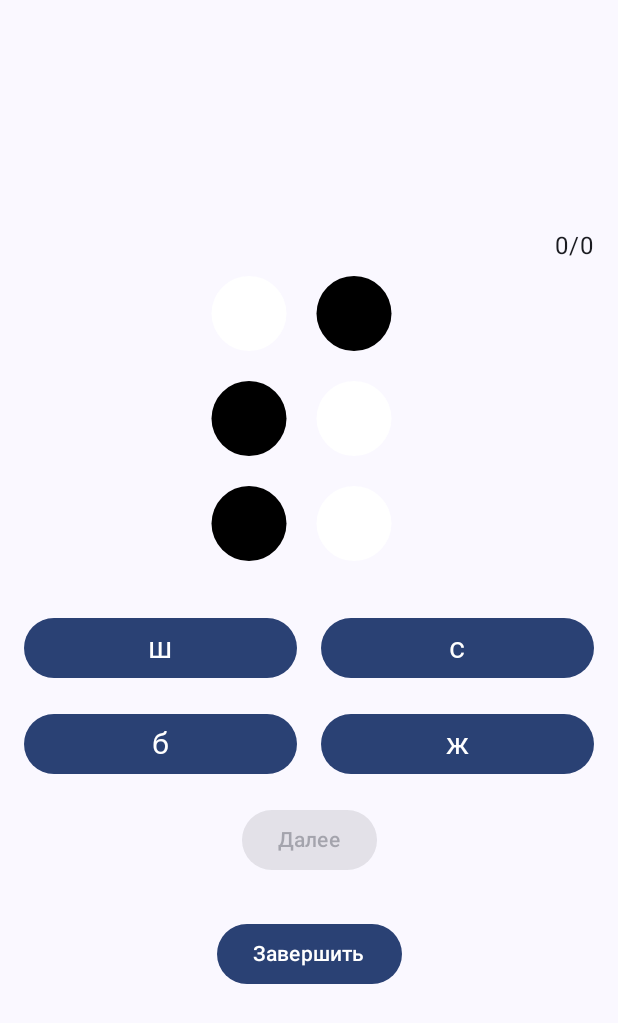
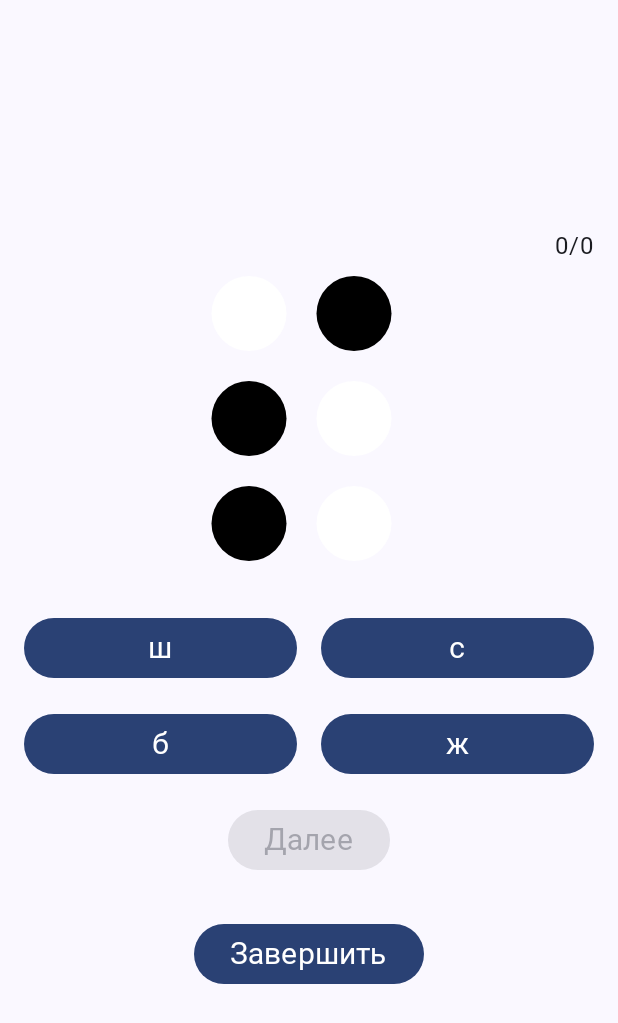
Before and after one commit to K4346/BrailleEd, an Android app built with Jetpack Compose: the BrailleTrainerScreen screen opened through its navigation route, on a phone screen of 412 x 824 dp. Shown: the top 1023 px of the screen. Run offline under Robolectric (Android 15) with nearby library versions, the phone set to English and light mode, and no system bars; Roboto replaces fonts that are not available here.

Commit message:
+исправил словари +поработал над текстовыми полями (шрифты, размеры)

```diff
--- a/app/src/main/java/com/example/brailleed/ui/screens/braille_trainer_screen/BrailleTrainerScreen.kt
+++ b/app/src/main/java/com/example/brailleed/ui/screens/braille_trainer_screen/BrailleTrainerScreen.kt
@@ -18,13 +18,16 @@ import androidx.compose.runtime.setValue
 import androidx.compose.ui.Alignment
 import androidx.compose.ui.Modifier
 import androidx.compose.ui.res.stringResource
+import androidx.compose.ui.text.font.FontWeight
 import androidx.compose.ui.unit.dp
+import androidx.compose.ui.unit.sp
 import androidx.lifecycle.viewmodel.compose.viewModel
 import androidx.navigation.NavHostController
 import com.example.brailleed.R
 import com.example.brailleed.domain.use_cases.TrainerUseCase
 import com.example.brailleed.ui.composable.BrailleView
 import com.example.brailleed.ui.composable.ChooseCharButton
+import com.example.brailleed.ui.theme.fontRobotoFamily
 
 val trainerUseCase = TrainerUseCase()
 
@@ -37,11 +40,12 @@ fun BrailleTrainerScreen(
 
     val currentChar by remember { vm.currentChar }
 
-    var selectedChar by remember { vm.selectedChar}
+    var selectedChar by remember { vm.selectedChar }
 
     var answered by remember { vm.answered }
 
 
+//    todo сделать скролл
     Column(
         modifier = Modifier
             .fillMaxWidth()
@@ -54,7 +58,9 @@ fun BrailleTrainerScreen(
             "${vm.rightCount}/${vm.allCount}",
             Modifier
                 .padding(8.dp)
-                .align(Alignment.End)
+                .align(Alignment.End),
+            fontWeight = FontWeight.Bold,
+            fontFamily = fontRobotoFamily
         )
 
         BrailleView(letter = currentChar.right)
@@ -86,7 +92,12 @@ fun BrailleTrainerScreen(
             modifier = Modifier
                 .padding(8.dp)
         ) {
-            Text(text = stringResource(R.string.next))
+            Text(
+                text = stringResource(R.string.next),
+                fontSize = 20.sp,
+                fontWeight = FontWeight.Light,
+                fontFamily = fontRobotoFamily
+            )
         }
 
         Button(
@@ -96,7 +107,12 @@ fun BrailleTrainerScreen(
             modifier = Modifier
                 .padding(20.dp)
         ) {
-            Text(text = stringResource(R.string.finish))
+            Text(
+                text = stringResource(R.string.finish),
+                fontSize = 20.sp,
+                fontWeight = FontWeight.Light,
+                fontFamily = fontRobotoFamily
+            )
         }
     }
 }
```
